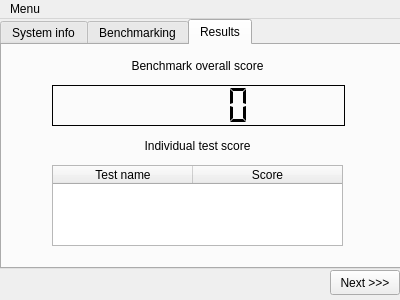
Qt form Client_GUI/Sources/mainwindow.ui (fi-73/FiztehMark) before a commit.
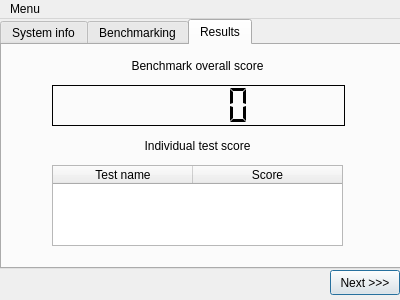
The same form after that commit. The open tabs and pages were chosen to show the change.

The edit to the form file:
```diff
--- a/Client_GUI/Sources/mainwindow.ui
+++ b/Client_GUI/Sources/mainwindow.ui
@@ -312,6 +312,15 @@
     <property name="text">
      <string>Next &gt;&gt;&gt;</string>
     </property>
+    <property name="autoDefault">
+     <bool>false</bool>
+    </property>
+    <property name="default">
+     <bool>true</bool>
+    </property>
+    <property name="flat">
+     <bool>false</bool>
+    </property>
    </widget>
   </widget>
   <widget class="QMenuBar" name="menuBar">
```
Left out of the diff: 6 changed lines with no effect on the pictures.
